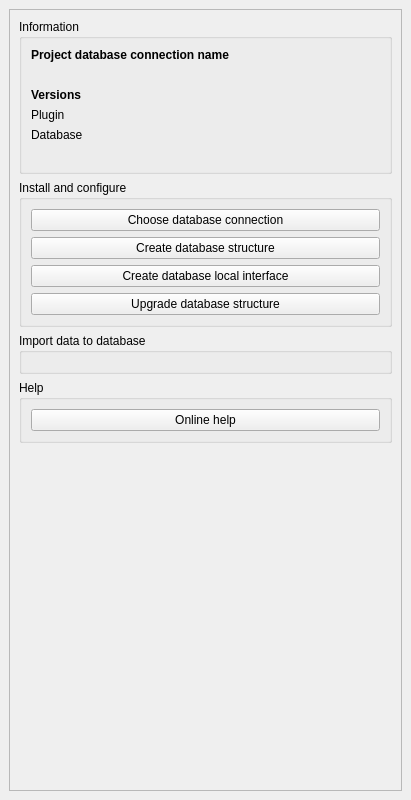
Old version of the form desimper/resources/ui/dockwidget_base.ui in the repository Elioooooott/qgis-desimper-plugin.
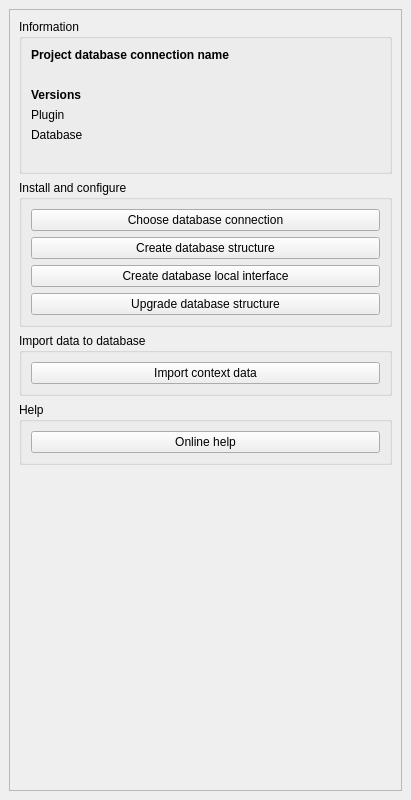
New version of the form.

Commit message: Add algo Import context data

What changed in the file:
```diff
--- a/desimper/resources/ui/dockwidget_base.ui
+++ b/desimper/resources/ui/dockwidget_base.ui
@@ -169,7 +169,15 @@
           <property name="title">
            <string>Import data to database</string>
           </property>
-          <layout class="QVBoxLayout" name="verticalLayout_3"/>
+          <layout class="QVBoxLayout" name="verticalLayout_3">
+           <item>
+            <widget class="QPushButton" name="button_import_context_data">
+             <property name="text">
+              <string>Import context data</string>
+             </property>
+            </widget>
+           </item>
+          </layout>
          </widget>
         </item>
         <item>
```
Left out of the diff: 1 changed line with no effect on the pictures. The commit also changes 5 other files.
